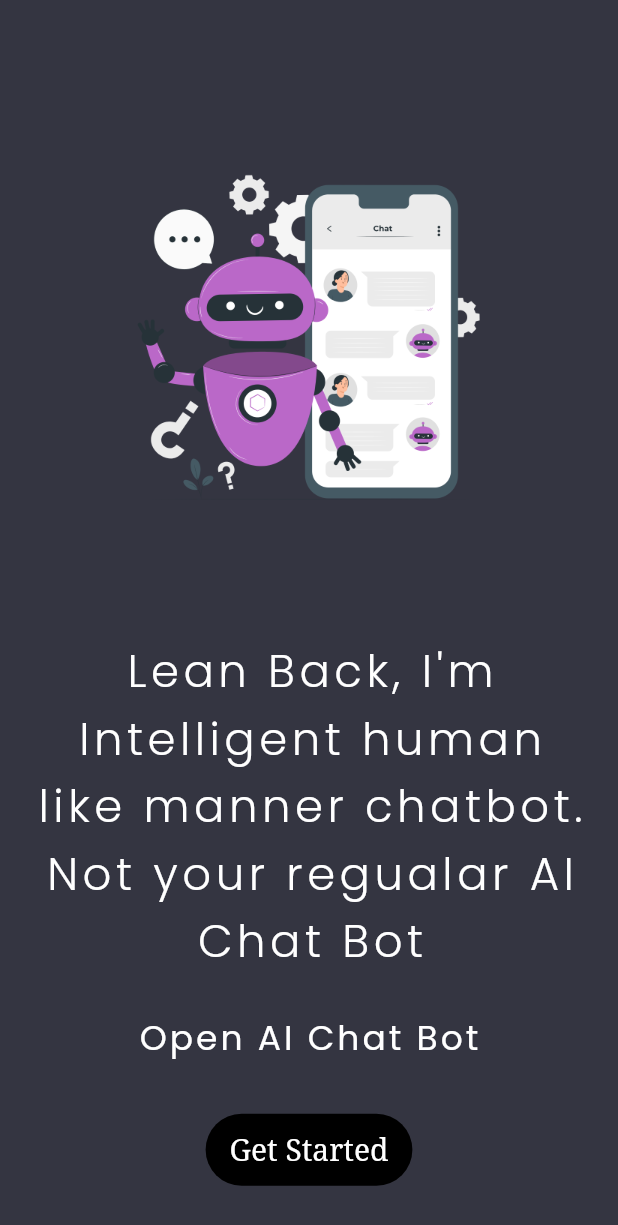
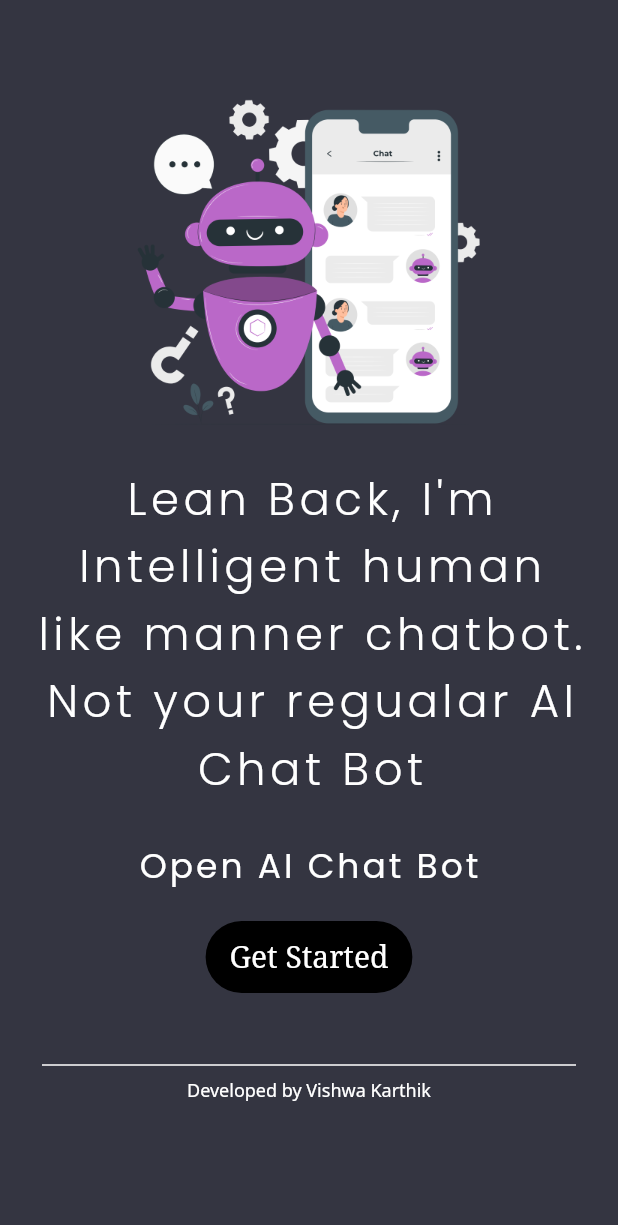
Before and after one commit to Vishwa-Karthik/ChatGPT, a Flutter app: the screen it shows after launch, on a phone screen of 412 x 824 dp. Shown: the top 1225 px of the screen. Run offline on Flutter 3.47's test engine with Material 2 defaults, Android fonts, the phone set to English and light mode, and no system bars; our stand-ins replace avatar_glow, flutter_dotenv, google_fonts, speech_to_text.

Commit message:
bug fixes

```diff
--- a/lib/Screens/intro_page.dart
+++ b/lib/Screens/intro_page.dart
@@ -12,13 +12,14 @@ class IntroPage extends StatelessWidget {
   Widget build(BuildContext context) {
     return Scaffold(
       backgroundColor: KScaffoldBackgroundColor,
-      body: Column(
+      body: SingleChildScrollView(
+        child: Column(
           mainAxisAlignment: MainAxisAlignment.center,
           children: [
             //* logo
             Padding(
               padding: const EdgeInsets.only(
-                top: 100.0, bottom: 50, right: 80, left: 80),
+                  top: 50.0, bottom: 0, right: 80, left: 80),
               child: Image.asset(
                 'assets/chat-bot.png',
                 height: 250,
@@ -26,7 +27,7 @@ class IntroPage extends StatelessWidget {
             ),
 
             const SizedBox(
-            height: 25,
+              height: 10,
             ),
 
             //* Tagline
@@ -70,7 +71,9 @@ class IntroPage extends StatelessWidget {
                 color: KTextColor,
               ),
             ),
-          const Spacer(),
+            const SizedBox(
+              height: 20,
+            ),
 
             //* Get STarted button
             Container(
@@ -88,13 +91,28 @@ class IntroPage extends StatelessWidget {
                 },
                 child: Text(
                   "Get Started",
-                style: GoogleFonts.notoSerif(color: Colors.white, fontSize: 20),
+                  style:
+                      GoogleFonts.notoSerif(color: Colors.white, fontSize: 20),
                 ),
               ),
             ),
 
-          const Spacer(),
+            const SizedBox(
+              height: 40,
+            ),
+
+            const Padding(
+              padding: EdgeInsets.symmetric(horizontal: 28.0),
+              child: Divider(
+                color: Colors.white,
+              ),
+            ),
+            Text(
+              "Developed by Vishwa Karthik",
+              style: GoogleFonts.notoSans(color: Colors.white, fontSize: 12),
+            ),
           ],
+        ),
       ),
     );
   }
--- a/lib/constants.dart
+++ b/lib/constants.dart
@@ -4,7 +4,7 @@ import 'package:flutter/material.dart';
 
 var KScaffoldBackgroundColor = const Color(0xff343541);
 //var KScaffoldBackgroundColor = const Color.fromARGB(255, 243, 243, 255);
-var KAppBackgroundColor = const Color(0xff202123);
+var KAppBackgroundColor = Color(0xff202123);
 var KTextColor = Colors.white;
 var KChatScreenBackground = const Color(0xffbebec7);
 const KBotBackgroundColor = Color(0xff444654);
--- a/lib/main.dart
+++ b/lib/main.dart
@@ -2,8 +2,6 @@ import 'package:chatgpt_flutter/Screens/intro_page.dart';
 import 'package:flutter/material.dart';
 import 'package:flutter/services.dart';
 import 'package:flutter_dotenv/flutter_dotenv.dart';
-
-import 'Screens/home_page.dart';
 
 Future main() async {
   SystemChrome.setSystemUIOverlayStyle(const SystemUiOverlayStyle(
```
Also changed, not shown: lib/Screens/home_page.dart (+4 -4 lines), 1 other file. Lines whose indentation alone changed are shown as unchanged.
